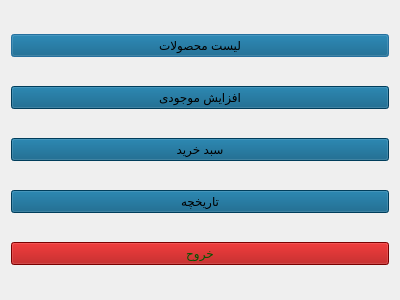
The window that menu/client_meno.ui (AP-projects-4001/alsa) describes before a commit, drawn with Qt 5.
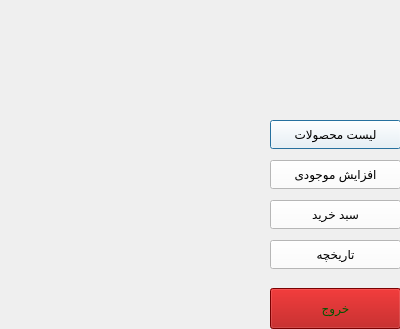
The same window after the commit. Icons and pictures are not drawn.

```diff
--- a/menu/client_meno.ui
+++ b/menu/client_meno.ui
@@ -7,69 +7,104 @@
     <x>0</x>
     <y>0</y>
     <width>400</width>
-    <height>300</height>
+    <height>329</height>
    </rect>
   </property>
   <property name="windowTitle">
    <string>Dialog</string>
   </property>
-  <layout class="QVBoxLayout" name="verticalLayout">
-   <item>
+  <property name="styleSheet">
+   <string notr="true">background-image: url(:/photos/clientglob.png);</string>
+  </property>
     <widget class="QPushButton" name="pushButton">
+   <property name="geometry">
+    <rect>
+     <x>270</x>
+     <y>120</y>
+     <width>131</width>
+     <height>29</height>
+    </rect>
+   </property>
      <property name="styleSheet">
-      <string notr="true">background-color: rgb(0, 85, 127);
+    <string notr="true">background-image: url();
+background-color: rgb(255, 255, 255);
 color: rgb(0, 0, 0);</string>
      </property>
      <property name="text">
       <string>لیست محصولات</string>
      </property>
     </widget>
-   </item>
-   <item>
     <widget class="QPushButton" name="pushButton_4">
+   <property name="geometry">
+    <rect>
+     <x>270</x>
+     <y>160</y>
+     <width>131</width>
+     <height>29</height>
+    </rect>
+   </property>
      <property name="styleSheet">
-      <string notr="true">background-color: rgb(0, 85, 127);
+    <string notr="true">background-image: url();
+background-color: rgb(255, 255, 255);
 color: rgb(0, 0, 0);</string>
      </property>
      <property name="text">
       <string>افزایش موجودی</string>
      </property>
     </widget>
-   </item>
-   <item>
     <widget class="QPushButton" name="pushButton_3">
+   <property name="geometry">
+    <rect>
+     <x>270</x>
+     <y>200</y>
+     <width>131</width>
+     <height>29</height>
+    </rect>
+   </property>
      <property name="styleSheet">
-      <string notr="true">background-color: rgb(0, 85, 127);
+    <string notr="true">background-image: url();
+background-color: rgb(255, 255, 255);
 color: rgb(0, 0, 0);</string>
      </property>
      <property name="text">
       <string>سبد خرید</string>
      </property>
     </widget>
-   </item>
-   <item>
     <widget class="QPushButton" name="pushButton_2">
+   <property name="geometry">
+    <rect>
+     <x>270</x>
+     <y>240</y>
+     <width>131</width>
+     <height>29</height>
+    </rect>
+   </property>
      <property name="styleSheet">
-      <string notr="true">background-color: rgb(0, 85, 127);
+    <string notr="true">background-image: url();
+background-color: rgb(255, 255, 255);
 color: rgb(0, 0, 0);</string>
      </property>
      <property name="text">
       <string>تاریخچه</string>
      </property>
     </widget>
-   </item>
-   <item>
     <widget class="QPushButton" name="exit">
+   <property name="geometry">
+    <rect>
+     <x>270</x>
+     <y>288</y>
+     <width>131</width>
+     <height>41</height>
+    </rect>
+   </property>
      <property name="styleSheet">
       <string notr="true">background-color: rgb(170, 0, 0);
 color: rgb(0, 85, 0);</string>
      </property>
      <property name="text">
-      <string>خروح</string>
-     </property>
-    </widget>
-   </item>
-  </layout>
+    <string>خروج</string>
+   </property>
+  </widget>
  </widget>
  <resources/>
  <connections/>
```
Left out of the diff: 3 changed lines with no effect on the pictures. Lines whose indentation alone changed are shown as unchanged.
